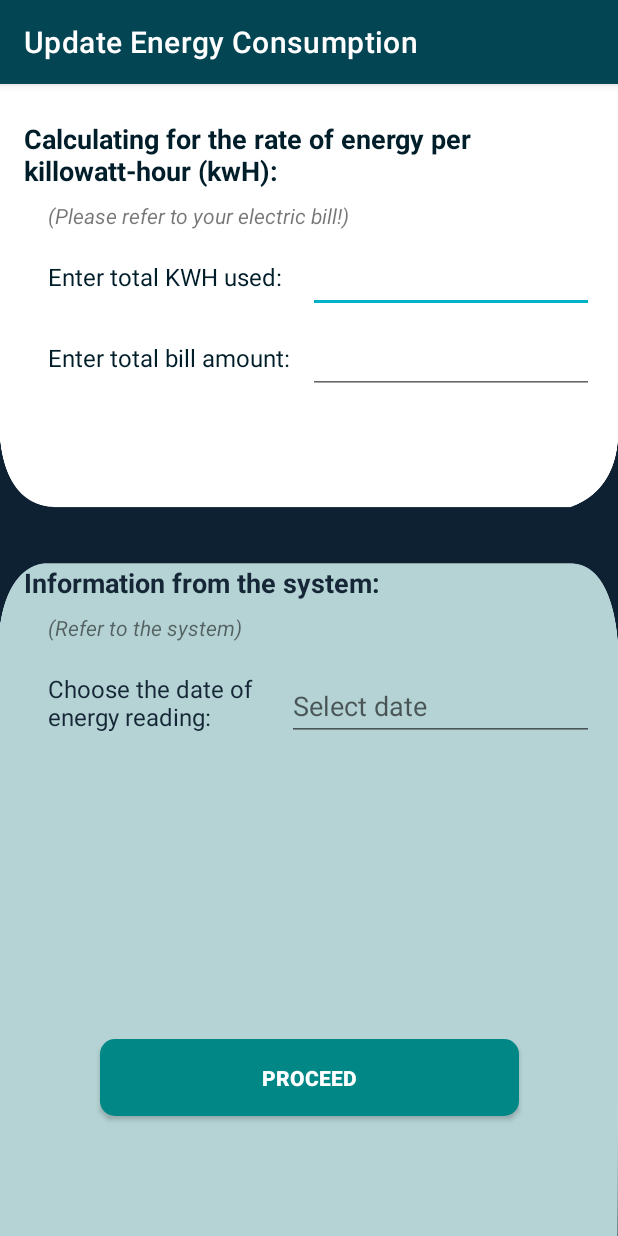
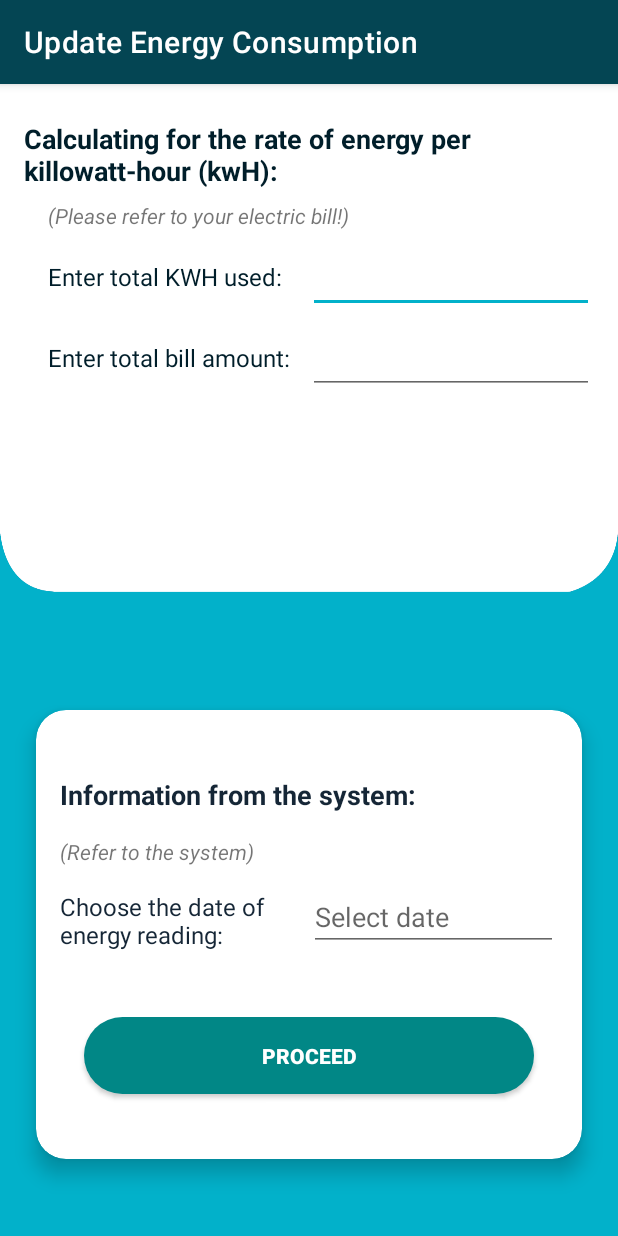
Before and after one commit to theOfficial-IrvinGiL/Thesis-Auxiliary-Android-Application-_-Energy-Consumption-Monitoring, an Android app: the update_energy screen opened directly, with no data from a screen before it, on a phone screen of 412 x 824 dp. Run offline under Robolectric (Android 15) with nearby library versions, the phone set to English and light mode, and no system bars.

```diff
--- a/app/src/main/res/drawable/cancelclear_button_design.xml
+++ b/app/src/main/res/drawable/cancelclear_button_design.xml
@@ -1,5 +1,5 @@
 <?xml version="1.0" encoding="utf-8"?>
 <shape xmlns:android="http://schemas.android.com/apk/res/android" android:shape="rectangle">
     <solid android:color="@color/topbar"/>
-    <corners android:radius="10dp"/>
+    <corners android:radius="100dp"/>
 </shape>
--- a/app/src/main/res/drawable/general_button_design.xml
+++ b/app/src/main/res/drawable/general_button_design.xml
@@ -3,7 +3,7 @@
 <item>
     <shape  android:shape="rectangle">
         <solid android:color="@color/design_default_color_secondary_variant"/>
-        <corners android:radius="10dp"/>
+        <corners android:radius="100dp"/>
     </shape>
 </item>
 </layer-list>
--- /dev/null
+++ b/app/src/main/res/drawable/ic_baseline_local_phone_24.xml
@@ -0,0 +1,5 @@
+<vector android:height="24dp" android:tint="#FFFFFF"
+    android:viewportHeight="24" android:viewportWidth="24"
+    android:width="24dp" xmlns:android="http://schemas.android.com/apk/res/android">
+    <path android:fillColor="@android:color/white" android:pathData="M6.62,10.79c1.44,2.83 3.76,5.14 6.59,6.59l2.2,-2.2c0.27,-0.27 0.67,-0.36 1.02,-0.24 1.12,0.37 2.33,0.57 3.57,0.57 0.55,0 1,0.45 1,1V20c0,0.55 -0.45,1 -1,1 -9.39,0 -17,-7.61 -17,-17 0,-0.55 0.45,-1 1,-1h3.5c0.55,0 1,0.45 1,1 0,1.25 0.2,2.45 0.57,3.57 0.11,0.35 0.03,0.74 -0.25,1.02l-2.2,2.2z"/>
+</vector>
--- /dev/null
+++ b/app/src/main/res/drawable/ic_baseline_not_interested_24.xml
@@ -0,0 +1,5 @@
+<vector android:height="24dp" android:tint="#FFFFFF"
+    android:viewportHeight="24" android:viewportWidth="24"
+    android:width="24dp" xmlns:android="http://schemas.android.com/apk/res/android">
+    <path android:fillColor="@android:color/white" android:pathData="M12,2C6.48,2 2,6.48 2,12s4.48,10 10,10 10,-4.48 10,-10S17.52,2 12,2zM12,20c-4.42,0 -8,-3.58 -8,-8 0,-1.85 0.63,-3.55 1.69,-4.9L16.9,18.31C15.55,19.37 13.85,20 12,20zM18.31,16.9L7.1,5.69C8.45,4.63 10.15,4 12,4c4.42,0 8,3.58 8,8 0,1.85 -0.63,3.55 -1.69,4.9z"/>
+</vector>
--- /dev/null
+++ b/app/src/main/res/drawable/ic_baseline_person_24.xml
@@ -0,0 +1,5 @@
+<vector android:height="24dp" android:tint="#FFFFFF"
+    android:viewportHeight="24" android:viewportWidth="24"
+    android:width="24dp" xmlns:android="http://schemas.android.com/apk/res/android">
+    <path android:fillColor="@android:color/white" android:pathData="M12,12c2.21,0 4,-1.79 4,-4s-1.79,-4 -4,-4 -4,1.79 -4,4 1.79,4 4,4zM12,14c-2.67,0 -8,1.34 -8,4v2h16v-2c0,-2.66 -5.33,-4 -8,-4z"/>
+</vector>
--- a/app/src/main/res/drawable/ic_baseline_speed_24.xml
+++ b/app/src/main/res/drawable/ic_baseline_speed_24.xml
@@ -1,5 +1,5 @@
-<vector android:height="50dp" android:tint="?attr/colorControlNormal"
+<vector android:height="24dp" android:tint="#FFFFFF"
     android:viewportHeight="24" android:viewportWidth="24"
-    android:width="50dp" xmlns:android="http://schemas.android.com/apk/res/android">
+    android:width="24dp" xmlns:android="http://schemas.android.com/apk/res/android">
     <path android:fillColor="@android:color/white" android:pathData="M20.38,8.57l-1.23,1.85a8,8 0,0 1,-0.22 7.58L5.07,18A8,8 0,0 1,15.58 6.85l1.85,-1.23A10,10 0,0 0,3.35 19a2,2 0,0 0,1.72 1h13.85a2,2 0,0 0,1.74 -1,10 10,0 0,0 -0.27,-10.44zM10.59,15.41a2,2 0,0 0,2.83 0l5.66,-8.49 -8.49,5.66a2,2 0,0 0,0 2.83z"/>
 </vector>
--- a/app/src/main/res/layout/activity_second.xml
+++ b/app/src/main/res/layout/activity_second.xml
@@ -18,6 +18,7 @@
         android:background="#CA2D2D"
         android:clickable="true"
         app:cardBackgroundColor="#FFFFFF"
+        app:cardCornerRadius="20dp"
         app:cardElevation="4dp"
         app:layout_constraintBottom_toBottomOf="parent"
         app:layout_constraintEnd_toEndOf="parent"
@@ -63,6 +64,7 @@
         android:background="#CA2D2D"
         android:clickable="true"
         app:cardBackgroundColor="#FFFFFF"
+        app:cardCornerRadius="20dp"
         app:cardElevation="4dp"
         app:layout_constraintBottom_toBottomOf="parent"
         app:layout_constraintEnd_toEndOf="parent"
--- a/app/src/main/res/layout/activity_update_energy.xml
+++ b/app/src/main/res/layout/activity_update_energy.xml
@@ -89,7 +89,7 @@
     <androidx.constraintlayout.widget.ConstraintLayout
         android:layout_width="0dp"
         android:layout_height="0dp"
-        android:background="@mipmap/ui_pic_for_layout1"
+        android:background="@mipmap/custom3"
         app:layout_constraintBottom_toBottomOf="parent"
         app:layout_constraintEnd_toEndOf="parent"
         app:layout_constraintHorizontal_bias="1.0"
@@ -97,12 +97,73 @@
         app:layout_constraintTop_toTopOf="@+id/guideline3"
         app:layout_constraintVertical_bias="0.0">
 
+        <com.google.android.material.card.MaterialCardView
+            android:id="@+id/materialCardView"
+            android:layout_width="0dp"
+            android:layout_height="299dp"
+            android:layout_marginStart="24dp"
+            android:layout_marginEnd="24dp"
+            android:checkable="true"
+            android:clickable="false"
+            android:focusable="true"
+            app:cardCornerRadius="20dp"
+            app:cardElevation="8dp"
+            app:layout_constraintBottom_toBottomOf="parent"
+            app:layout_constraintEnd_toEndOf="parent"
+            app:layout_constraintStart_toStartOf="parent"
+            app:layout_constraintTop_toTopOf="parent"
+            app:layout_constraintVertical_bias="0.71000004">
+
+            <androidx.constraintlayout.widget.ConstraintLayout
+                android:layout_width="match_parent"
+                android:layout_height="match_parent">
+
+                <androidx.constraintlayout.widget.Guideline
+                    android:id="@+id/guideline2"
+                    android:layout_width="wrap_content"
+                    android:layout_height="wrap_content"
+                    android:orientation="vertical"
+                    app:layout_constraintGuide_percent="0.47" />
+
+                <androidx.constraintlayout.widget.Guideline
+                    android:id="@+id/guideline5"
+                    android:layout_width="wrap_content"
+                    android:layout_height="wrap_content"
+                    android:orientation="vertical"
+                    app:layout_constraintGuide_percent="0.5" />
+
+                <TextView
+                    android:id="@+id/textView8"
+                    android:layout_width="wrap_content"
+                    android:layout_height="wrap_content"
+                    android:layout_marginStart="16dp"
+                    android:layout_marginTop="16dp"
+                    android:text="@string/update_energy_textview6"
+                    android:textStyle="italic"
+                    app:layout_constraintStart_toStartOf="parent"
+                    app:layout_constraintTop_toBottomOf="@+id/textView7" />
+
+                <EditText
+                    android:id="@+id/date_picker_dialog"
+                    android:layout_width="0dp"
+                    android:layout_height="0dp"
+                    android:layout_marginEnd="16dp"
+                    android:ems="10"
+                    android:focusable="false"
+                    android:hint="Select date"
+                    android:textColor="#152636"
+                    app:layout_constraintBottom_toBottomOf="@+id/textView9"
+                    app:layout_constraintEnd_toEndOf="parent"
+                    app:layout_constraintStart_toStartOf="@+id/guideline5"
+                    app:layout_constraintTop_toTopOf="@+id/textView9"
+                    tools:ignore="TouchTargetSizeCheck" />
+
                 <TextView
                     android:id="@+id/textView7"
                     android:layout_width="wrap_content"
                     android:layout_height="wrap_content"
                     android:layout_marginStart="16dp"
-            android:layout_marginTop="92dp"
+                    android:layout_marginTop="44dp"
                     android:text="@string/update_energy_textview5"
                     android:textColor="#152636"
                     android:textSize="18sp"
@@ -111,47 +172,23 @@
                     app:layout_constraintTop_toTopOf="parent" />
 
                 <TextView
-            android:id="@+id/textView8"
-            android:layout_width="wrap_content"
+                    android:id="@+id/textView9"
+                    android:layout_width="0dp"
                     android:layout_height="wrap_content"
-            android:layout_marginStart="32dp"
-            android:layout_marginTop="8dp"
-            android:text="@string/update_energy_textview6"
-            android:textStyle="italic"
-            app:layout_constraintStart_toStartOf="parent"
-            app:layout_constraintTop_toBottomOf="@+id/textView7" />
-
-        <TextView
-            android:id="@+id/textView9"
-            android:layout_width="147dp"
-            android:layout_height="46dp"
-            android:layout_marginTop="20dp"
+                    android:layout_marginTop="16dp"
                     android:text="@string/upgrade_energy_textview7"
                     android:textColor="#152636"
                     android:textSize="16sp"
+                    app:layout_constraintEnd_toStartOf="@+id/guideline2"
                     app:layout_constraintStart_toStartOf="@+id/textView8"
                     app:layout_constraintTop_toBottomOf="@+id/textView8" />
 
-        <EditText
-            android:id="@+id/date_picker_dialog"
-            android:layout_width="0dp"
-            android:layout_height="0dp"
-            android:layout_marginStart="12dp"
-            android:layout_marginEnd="16dp"
-            android:ems="10"
-            android:focusable="false"
-            android:hint="Select date"
-            android:textColor="#152636"
-            app:layout_constraintBottom_toBottomOf="@+id/textView9"
-            app:layout_constraintEnd_toEndOf="parent"
-            app:layout_constraintStart_toEndOf="@+id/textView9"
-            app:layout_constraintTop_toTopOf="@+id/textView9"
-            tools:ignore="TouchTargetSizeCheck" />
-
                 <androidx.appcompat.widget.AppCompatButton
                     android:id="@+id/proceed_button"
-            android:layout_width="279dp"
+                    android:layout_width="0dp"
                     android:layout_height="51dp"
+                    android:layout_marginStart="32dp"
+                    android:layout_marginEnd="32dp"
                     android:background="@drawable/general_button_design"
                     android:text="Proceed"
                     android:textColor="@color/white"
@@ -159,8 +196,10 @@
                     app:layout_constraintBottom_toBottomOf="parent"
                     app:layout_constraintEnd_toEndOf="parent"
                     app:layout_constraintStart_toStartOf="parent"
-            app:layout_constraintTop_toTopOf="parent"
-            app:layout_constraintVertical_bias="0.836" />
+                    app:layout_constraintTop_toBottomOf="@+id/textView9" />
+            </androidx.constraintlayout.widget.ConstraintLayout>
+        </com.google.android.material.card.MaterialCardView>
+
     </androidx.constraintlayout.widget.ConstraintLayout>
 
     <androidx.constraintlayout.widget.Guideline
@@ -168,6 +207,6 @@
         android:layout_width="wrap_content"
         android:layout_height="wrap_content"
         android:orientation="horizontal"
-        app:layout_constraintGuide_begin="228dp" />
+        app:layout_constraintGuide_percent="0.37810946" />
 
 </androidx.constraintlayout.widget.ConstraintLayout>
```
Also changed, not shown: app/src/main/java/com/example/thesis_androidapplication/MyDatabaseHelper.java (+7 -1 lines), app/src/main/java/com/example/thesis_androidapplication/readingKWH_sendingSMS.java (+43 -8 lines), app/src/main/res/layout/activity_reading_kwh_sending_sms.xml (+28 -23 lines), app/src/main/res/mipmap-xhdpi/contacts_80px.png (deleted), app/src/main/res/mipmap-xhdpi/custom3.png (added), app/src/main/res/mipmap-xhdpi/custom_button1.png (deleted), app/src/main/res/mipmap-xhdpi/custom_button2.png (deleted), app/src/main/res/mipmap-xhdpi/speed_96px.png (deleted), app/src/main/res/mipmap-xhdpi/ui_pic_for_layout1.png (deleted). Lines whose indentation alone changed are shown as unchanged.
